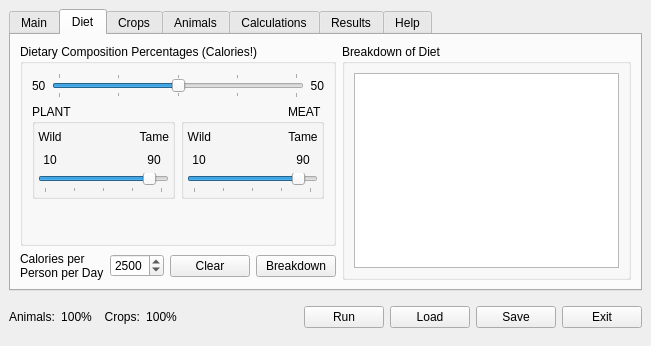
The window that src/ui/lamainformbase.ui (arkygeek/landuseanalyst) describes before a commit, drawn with Qt 5.
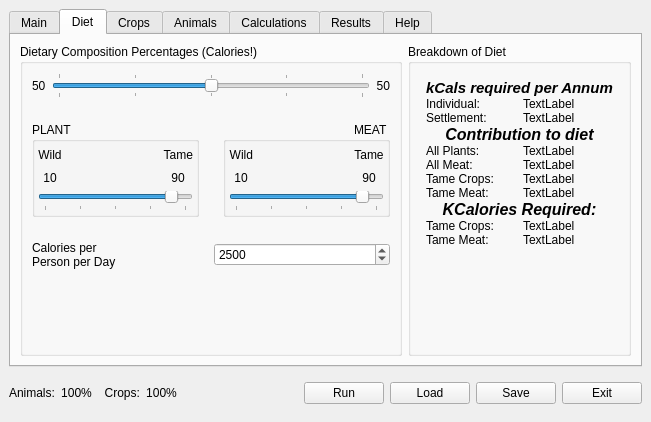
The same window after the commit. The open tabs and pages were chosen to show the change. Icons and pictures are not drawn.

Commit message: changed the diet breakdown to labels instead of a text browser and fixed up the kCal units etc...

```diff
--- a/src/ui/lamainformbase.ui
+++ b/src/ui/lamainformbase.ui
@@ -7,7 +7,7 @@
     <x>0</x>
     <y>0</y>
     <width>651</width>
-    <height>346</height>
+    <height>422</height>
    </rect>
   </property>
   <property name="sizePolicy" >
@@ -559,7 +559,27 @@
        <property name="spacing" >
         <number>6</number>
        </property>
-       <item row="1" column="0" >
+       <item row="0" column="0" >
+        <widget class="QGroupBox" name="diet_comp_box" >
+         <property name="sizePolicy" >
+          <sizepolicy>
+           <hsizetype>5</hsizetype>
+           <vsizetype>5</vsizetype>
+           <horstretch>0</horstretch>
+           <verstretch>0</verstretch>
+          </sizepolicy>
+         </property>
+         <property name="title" >
+          <string>Dietary Composition Percentages (Calories!)</string>
+         </property>
+         <layout class="QGridLayout" >
+          <property name="margin" >
+           <number>9</number>
+          </property>
+          <property name="spacing" >
+           <number>24</number>
+          </property>
+          <item row="2" column="0" colspan="2" >
         <layout class="QHBoxLayout" >
          <property name="margin" >
           <number>0</number>
@@ -618,66 +638,8 @@
            </property>
           </widget>
          </item>
-         <item>
-          <widget class="QPushButton" name="pushButtonDietClear" >
-           <property name="toolTip" >
-            <string>&lt;html>&lt;head>&lt;meta name="qrichtext" content="1" />&lt;style type="text/css">
-p, li { white-space: pre-wrap; }
-&lt;/style>&lt;/head>&lt;body style=" font-family:'Sans Serif'; font-size:9pt; font-weight:400; font-style:normal; text-decoration:none;">
-&lt;p style=" margin-top:0px; margin-bottom:0px; margin-left:0px; margin-right:0px; -qt-block-indent:0; text-indent:0px;">Erases everything in the Diet Breakdown display window&lt;/p>&lt;/body>&lt;/html></string>
-           </property>
-           <property name="whatsThis" >
-            <string>&lt;html>&lt;head>&lt;meta name="qrichtext" content="1" />&lt;style type="text/css">
-p, li { white-space: pre-wrap; }
-&lt;/style>&lt;/head>&lt;body style=" font-family:'Sans Serif'; font-size:9pt; font-weight:400; font-style:normal; text-decoration:none;">
-&lt;p style=" margin-top:0px; margin-bottom:0px; margin-left:0px; margin-right:0px; -qt-block-indent:0; text-indent:0px;">Hit the Clear button to erase everything in the Diet Breakdown display window. This is useful if you make adjustments and don't want to clutter the view. The option to leave the previous data there (by not hitting the clear button) is in case the user wants to compare the results of different settings. &lt;/p>&lt;/body>&lt;/html></string>
-           </property>
-           <property name="text" >
-            <string>Clear</string>
-           </property>
-          </widget>
-         </item>
-         <item>
-          <widget class="QPushButton" name="pushButtonDietBreakdown" >
-           <property name="toolTip" >
-            <string>&lt;html>&lt;head>&lt;meta name="qrichtext" content="1" />&lt;style type="text/css">
-p, li { white-space: pre-wrap; }
-&lt;/style>&lt;/head>&lt;body style=" font-family:'Sans Serif'; font-size:9pt; font-weight:400; font-style:normal; text-decoration:none;">
-&lt;p style=" margin-top:0px; margin-bottom:0px; margin-left:0px; margin-right:0px; -qt-block-indent:0; text-indent:0px;">Displays the breakdown of the diet.&lt;/p>&lt;/body>&lt;/html></string>
-           </property>
-           <property name="whatsThis" >
-            <string>&lt;html>&lt;head>&lt;meta name="qrichtext" content="1" />&lt;style type="text/css">
-p, li { white-space: pre-wrap; }
-&lt;/style>&lt;/head>&lt;body style=" font-family:'Sans Serif'; font-size:9pt; font-weight:400; font-style:normal; text-decoration:none;">
-&lt;p style=" margin-top:0px; margin-bottom:0px; margin-left:0px; margin-right:0px; -qt-block-indent:0; text-indent:0px;">Pressing the Breakdown button in the Diet Tab will show the calorie targets calculated for crops and domestic animals. These calculations rely on settings entered for the site's population, as well as the figure supplied for the number of calories required per person per day.&lt;/p>&lt;/body>&lt;/html></string>
-           </property>
-           <property name="text" >
-            <string>Breakdown</string>
-           </property>
-          </widget>
-         </item>
-        </layout>
-       </item>
-       <item row="0" column="0" >
-        <widget class="QGroupBox" name="diet_comp_box" >
-         <property name="sizePolicy" >
-          <sizepolicy>
-           <hsizetype>5</hsizetype>
-           <vsizetype>5</vsizetype>
-           <horstretch>0</horstretch>
-           <verstretch>0</verstretch>
-          </sizepolicy>
-         </property>
-         <property name="title" >
-          <string>Dietary Composition Percentages (Calories!)</string>
-         </property>
-         <layout class="QGridLayout" >
-          <property name="margin" >
-           <number>9</number>
-          </property>
-          <property name="spacing" >
-           <number>6</number>
-          </property>
+           </layout>
+          </item>
           <item row="1" column="0" >
            <widget class="QGroupBox" name="groupplantpercent" >
             <property name="title" >
@@ -1043,7 +1005,7 @@
             </layout>
            </widget>
           </item>
-          <item row="2" column="0" colspan="2" >
+          <item row="3" column="0" colspan="2" >
            <spacer>
             <property name="orientation" >
              <enum>Qt::Vertical</enum>
@@ -1059,7 +1021,7 @@
          </layout>
         </widget>
        </item>
-       <item rowspan="2" row="0" column="1" >
+       <item row="0" column="1" >
         <widget class="QGroupBox" name="groupBox_2" >
          <property name="sizePolicy" >
           <sizepolicy>
@@ -1089,21 +1051,255 @@
          </property>
          <layout class="QGridLayout" >
           <property name="margin" >
-           <number>9</number>
+           <number>15</number>
+          </property>
+          <property name="spacing" >
+           <number>0</number>
+          </property>
+          <item row="8" column="0" >
+           <widget class="QLabel" name="label_20" >
+            <property name="text" >
+             <string>&lt;html>&lt;head>&lt;meta name="qrichtext" content="1" />&lt;style type="text/css">
+p, li { white-space: pre-wrap; }
+&lt;/style>&lt;/head>&lt;body style=" font-family:'Sans Serif'; font-size:9pt; font-weight:400; font-style:normal; text-decoration:none;">
+&lt;p style=" margin-top:0px; margin-bottom:0px; margin-left:0px; margin-right:0px; -qt-block-indent:0; text-indent:0px;">&lt;span style=" font-size:12pt; font-weight:600; font-style:italic;">KCalories Required:&lt;/span>&lt;/p>&lt;/body>&lt;/html></string>
+            </property>
+            <property name="alignment" >
+             <set>Qt::AlignCenter</set>
+            </property>
+           </widget>
+          </item>
+          <item row="2" column="0" >
+           <layout class="QHBoxLayout" >
+            <property name="margin" >
+             <number>0</number>
           </property>
           <property name="spacing" >
            <number>6</number>
           </property>
+            <item>
+             <widget class="QLabel" name="label_10" >
+              <property name="text" >
+               <string>Settlement:</string>
+              </property>
+             </widget>
+            </item>
+            <item>
+             <widget class="QLabel" name="labelCaloriesSettlement" >
+              <property name="text" >
+               <string>TextLabel</string>
+              </property>
+             </widget>
+            </item>
+           </layout>
+          </item>
           <item row="0" column="0" >
-           <widget class="QTextBrowser" name="breakdownDisplay" >
-            <property name="toolTip" >
+           <widget class="QLabel" name="label_4" >
+            <property name="text" >
              <string>&lt;html>&lt;head>&lt;meta name="qrichtext" content="1" />&lt;style type="text/css">
 p, li { white-space: pre-wrap; }
 &lt;/style>&lt;/head>&lt;body style=" font-family:'Sans Serif'; font-size:9pt; font-weight:400; font-style:normal; text-decoration:none;">
-&lt;p style=" margin-top:0px; margin-bottom:0px; margin-left:0px; margin-right:0px; -qt-block-indent:0; text-indent:0px;">Press Breakdown Button to display the breakdown of the population's diet.&lt;/p>&lt;/body>&lt;/html></string>
+&lt;p style=" margin-top:0px; margin-bottom:0px; margin-left:0px; margin-right:0px; -qt-block-indent:0; text-indent:0px;">&lt;span style=" font-size:11pt; font-weight:600; font-style:italic;">kCals required per Annum&lt;/span>&lt;/p>&lt;/body>&lt;/html></string>
             </property>
+            <property name="alignment" >
+             <set>Qt::AlignCenter</set>
+            </property>
            </widget>
           </item>
+          <item row="10" column="0" >
+           <layout class="QHBoxLayout" >
+            <property name="margin" >
+             <number>0</number>
+            </property>
+            <property name="spacing" >
+             <number>6</number>
+            </property>
+            <item>
+             <widget class="QLabel" name="label_21" >
+              <property name="text" >
+               <string>Tame Meat:</string>
+              </property>
+             </widget>
+            </item>
+            <item>
+             <widget class="QLabel" name="labelCaloriesTameMeat" >
+              <property name="text" >
+               <string>TextLabel</string>
+              </property>
+             </widget>
+            </item>
+           </layout>
+          </item>
+          <item row="7" column="0" >
+           <layout class="QHBoxLayout" >
+            <property name="margin" >
+             <number>0</number>
+            </property>
+            <property name="spacing" >
+             <number>6</number>
+            </property>
+            <item>
+             <widget class="QLabel" name="label_19" >
+              <property name="text" >
+               <string>Tame Meat:</string>
+              </property>
+             </widget>
+            </item>
+            <item>
+             <widget class="QLabel" name="labelPortionTameMeat" >
+              <property name="text" >
+               <string>TextLabel</string>
+              </property>
+             </widget>
+            </item>
+           </layout>
+          </item>
+          <item row="9" column="0" >
+           <layout class="QHBoxLayout" >
+            <property name="margin" >
+             <number>0</number>
+            </property>
+            <property name="spacing" >
+             <number>6</number>
+            </property>
+            <item>
+             <widget class="QLabel" name="label_23" >
+              <property name="text" >
+               <string>Tame Crops:</string>
+              </property>
+             </widget>
+            </item>
+            <item>
+             <widget class="QLabel" name="labelCaloriesCrops" >
+              <property name="text" >
+               <string>TextLabel</string>
+              </property>
+             </widget>
+            </item>
+           </layout>
+          </item>
+          <item row="4" column="0" >
+           <layout class="QHBoxLayout" >
+            <property name="margin" >
+             <number>0</number>
+            </property>
+            <property name="spacing" >
+             <number>6</number>
+            </property>
+            <item>
+             <widget class="QLabel" name="label_12" >
+              <property name="text" >
+               <string>All Plants:</string>
+              </property>
+             </widget>
+            </item>
+            <item>
+             <widget class="QLabel" name="labelPortionPlants" >
+              <property name="text" >
+               <string>TextLabel</string>
+              </property>
+             </widget>
+            </item>
+           </layout>
+          </item>
+          <item row="1" column="0" >
+           <layout class="QHBoxLayout" >
+            <property name="margin" >
+             <number>0</number>
+            </property>
+            <property name="spacing" >
+             <number>6</number>
+            </property>
+            <item>
+             <widget class="QLabel" name="label_8" >
+              <property name="text" >
+               <string>Individual:</string>
+              </property>
+             </widget>
+            </item>
+            <item>
+             <widget class="QLabel" name="labelCaloriesIndividual" >
+              <property name="text" >
+               <string>TextLabel</string>
+              </property>
+             </widget>
+            </item>
+           </layout>
+          </item>
+          <item row="6" column="0" >
+           <layout class="QHBoxLayout" >
+            <property name="margin" >
+             <number>0</number>
+            </property>
+            <property name="spacing" >
+             <number>6</number>
+            </property>
+            <item>
+             <widget class="QLabel" name="label_18" >
+              <property name="text" >
+               <string>Tame Crops:</string>
+              </property>
+             </widget>
+            </item>
+            <item>
+             <widget class="QLabel" name="labelPortionCrops" >
+              <property name="text" >
+               <string>TextLabel</string>
+              </property>
+             </widget>
+            </item>
+           </layout>
+          </item>
+          <item row="3" column="0" >
+           <widget class="QLabel" name="label_15" >
+            <property name="text" >
+             <string>&lt;html>&lt;head>&lt;meta name="qrichtext" content="1" />&lt;style type="text/css">
+p, li { white-space: pre-wrap; }
+&lt;/style>&lt;/head>&lt;body style=" font-family:'Sans Serif'; font-size:9pt; font-weight:400; font-style:normal; text-decoration:none;">
+&lt;p style=" margin-top:0px; margin-bottom:0px; margin-left:0px; margin-right:0px; -qt-block-indent:0; text-indent:0px;">&lt;span style=" font-size:12pt; font-weight:600; font-style:italic;">Contribution to diet&lt;/span>&lt;/p>&lt;/body>&lt;/html></string>
+            </property>
+            <property name="alignment" >
+             <set>Qt::AlignCenter</set>
+            </property>
+           </widget>
+          </item>
+          <item row="5" column="0" >
+           <layout class="QHBoxLayout" >
+            <property name="margin" >
+             <number>0</number>
+            </property>
+            <property name="spacing" >
+             <number>6</number>
+            </property>
+            <item>
+             <widget class="QLabel" name="label_16" >
+              <property name="text" >
+               <string>All Meat:</string>
+              </property>
+             </widget>
+            </item>
+            <item>
+             <widget class="QLabel" name="labelPortionMeat" >
+              <property name="text" >
+               <string>TextLabel</string>
+              </property>
+             </widget>
+            </item>
+           </layout>
+          </item>
+          <item row="11" column="0" >
+           <spacer>
+            <property name="orientation" >
+             <enum>Qt::Vertical</enum>
+            </property>
+            <property name="sizeHint" >
+             <size>
+              <width>20</width>
+              <height>40</height>
+             </size>
+            </property>
+           </spacer>
+          </item>
          </layout>
         </widget>
        </item>
```
Left out of the diff: 22 changed lines with no effect on the pictures. Lines whose indentation alone changed are shown as unchanged. The commit also changes 2 other files.
